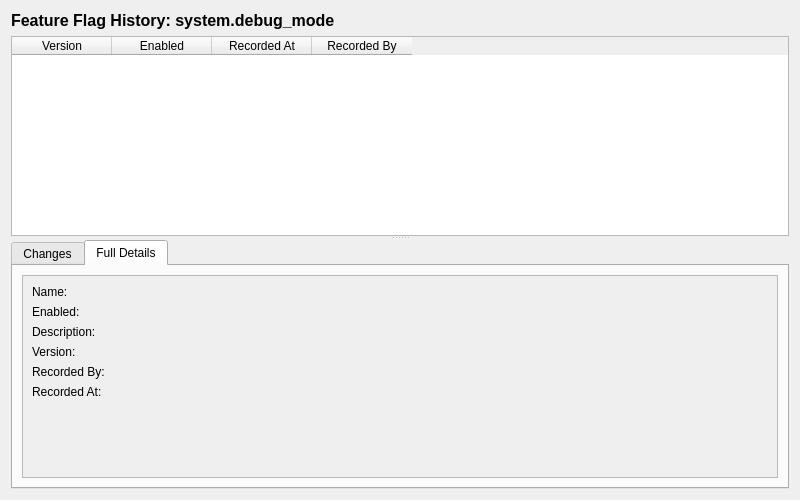
OreStudio/OreStudio, file projects/ores.qt/ui/FeatureFlagHistoryDialog.ui: the form before one commit.
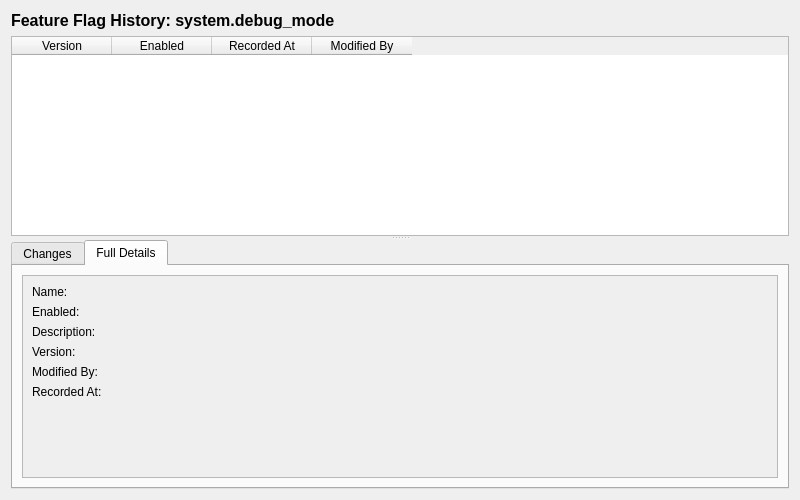
The form after the commit. The open tabs and pages were chosen to show the change.

Commit message: [protocol] Fix audit trail metadata: rename recorded_by, remove from wire format

Patch:
```diff
--- a/projects/ores.qt/ui/FeatureFlagHistoryDialog.ui
+++ b/projects/ores.qt/ui/FeatureFlagHistoryDialog.ui
@@ -68,7 +68,7 @@
       </column>
       <column>
        <property name="text">
-        <string>Recorded By</string>
+        <string>Modified By</string>
        </property>
       </column>
      </widget>
@@ -211,7 +211,7 @@
                <item row="4" column="0">
                 <widget class="QLabel" name="recordedByLabel">
                  <property name="text">
-                  <string>Recorded By:</string>
+                  <string>Modified By:</string>
                  </property>
                 </widget>
                </item>
```
Left out of the diff: 4 changed lines with no effect on the pictures. The commit also changes 473 other files.
